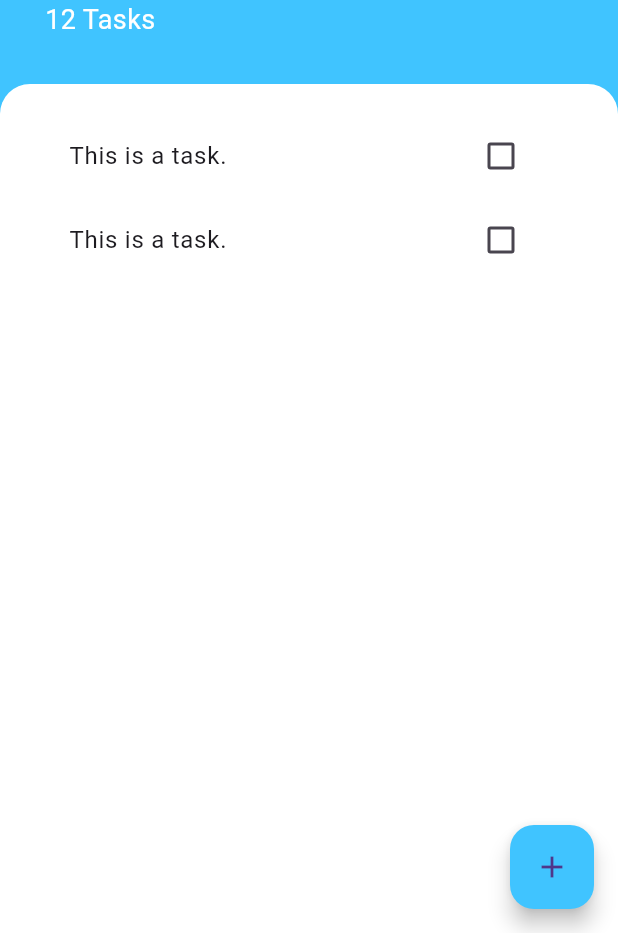
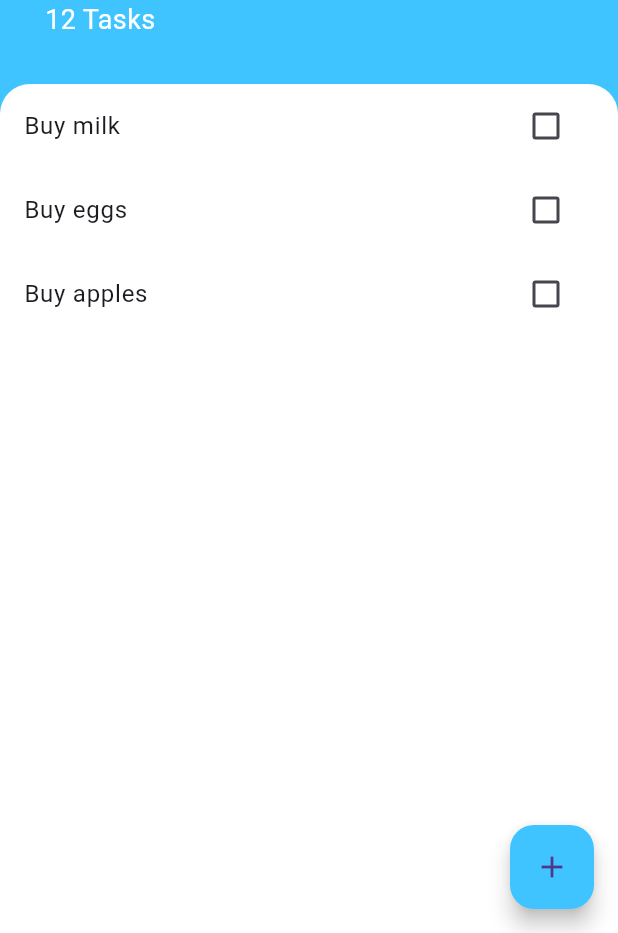
Before and after one commit to aggie2013/training-todey, a Flutter app: the screen it shows after launch, on a phone screen of 412 x 824 dp, the part 303-1236 px from its top. Run offline on Flutter 3.47's test engine with Material 3 defaults, Android fonts, the phone set to English and light mode, and no system bars.

Commit message:
refactor task list using ListView builder

```diff
--- /dev/null
+++ b/lib/models/task.dart
@@ -0,0 +1,10 @@
+class Task {
+  String name;
+  bool isDone;
+
+  Task({this.name = 'this is a task', this.isDone = false});
+
+  void toggleDone() {
+    isDone = !isDone;
+  }
+}
--- a/lib/widgets/task_list.dart
+++ b/lib/widgets/task_list.dart
@@ -1,19 +1,38 @@
 import 'package:flutter/material.dart';
 import 'package:todoey_flutter/widgets/task_tile.dart';
+import 'package:todoey_flutter/models/task.dart';
 
-class TaskList extends StatelessWidget {
+class TaskList extends StatefulWidget {
   const TaskList({
     super.key,
   });
 
   @override
+  State<TaskList> createState() => _TaskListState();
+}
+
+class _TaskListState extends State<TaskList> {
+  List<Task> tasks = [
+    Task(name: 'Buy milk'),
+    Task(name: 'Buy eggs'),
+    Task(name: 'Buy apples'),
+  ];
+
+  @override
   Widget build(BuildContext context) {
-    return ListView(
-      padding: EdgeInsets.symmetric(vertical: 20, horizontal: 30),
-      children: [
-        TaskTile(),
-        TaskTile(),
-      ],
+    return ListView.builder(
+      itemBuilder: (context, index) {
+        return TaskTile(
+          taskTitle: tasks[index].name,
+          isChecked: tasks[index].isDone,
+          checkboxCallback: (checkboxChanged) {
+            setState(() {
+              tasks[index].toggleDone();
+            });
+          },
+        );
+      },
+      itemCount: tasks.length,
     );
   }
 }
--- a/lib/widgets/task_tile.dart
+++ b/lib/widgets/task_tile.dart
@@ -1,47 +1,29 @@
 import 'package:flutter/material.dart';
 
-class TaskTile extends StatefulWidget {
-  @override
-  _TaskTileState createState() => _TaskTileState();
-}
+class TaskTile extends StatelessWidget {
+  final bool isChecked;
+  final String taskTitle;
+  final Function(bool?) checkboxCallback;
 
-class _TaskTileState extends State<TaskTile> {
-  bool? isChecked = false;
+  TaskTile(
+      {this.isChecked = false,
+      required this.taskTitle,
+      required this.checkboxCallback});
 
   @override
   Widget build(BuildContext context) {
     return ListTile(
       title: Text(
-        'This is a task.',
+        taskTitle,
         style: TextStyle(
           decoration: isChecked == true ? TextDecoration.lineThrough : null,
         ),
       ),
-      trailing: TaskCheckbox(
-        checkboxState: isChecked,
-        toggleCheckboxState: (checkboxState) {
-          setState(() {
-            isChecked = checkboxState;
-          });
-        },
+      trailing: Checkbox(
+        activeColor: Colors.lightBlueAccent,
+        value: isChecked,
+        onChanged: checkboxCallback,
       ),
     );
   }
 }
-
-class TaskCheckbox extends StatelessWidget {
-  final bool? checkboxState;
-  final Function(bool?)? toggleCheckboxState;
-
-  TaskCheckbox(
-      {@required this.checkboxState, @required this.toggleCheckboxState});
-
-  @override
-  Widget build(BuildContext context) {
-    return Checkbox(
-      activeColor: Colors.lightBlueAccent,
-      value: checkboxState,
-      onChanged: toggleCheckboxState,
-    );
-  }
-}
```
